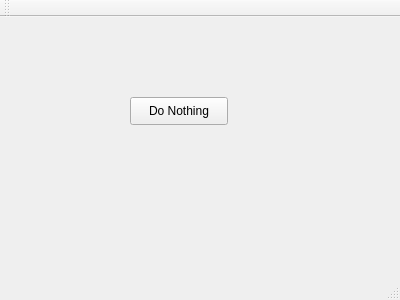
Above: navigator.ui from Dugy/EmWeb before the change. Below: the same form after it.
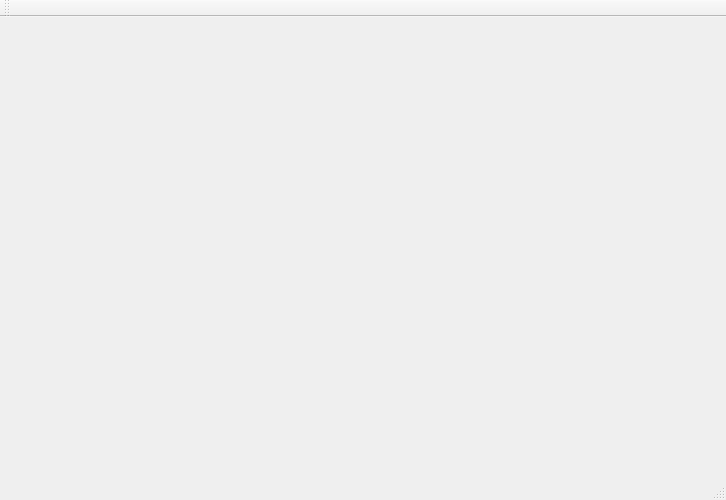
That is the form after the change.

Patch:
```diff
--- a/navigator.ui
+++ b/navigator.ui
@@ -6,27 +6,15 @@
    <rect>
     <x>0</x>
     <y>0</y>
-    <width>400</width>
-    <height>300</height>
+    <width>726</width>
+    <height>500</height>
    </rect>
   </property>
   <property name="windowTitle">
    <string>Navigator</string>
   </property>
   <widget class="QWidget" name="centralWidget">
-   <widget class="QPushButton" name="pushButton">
-    <property name="geometry">
-     <rect>
-      <x>130</x>
-      <y>80</y>
-      <width>98</width>
-      <height>28</height>
-     </rect>
-    </property>
-    <property name="text">
-     <string>Do Nothing</string>
-    </property>
-   </widget>
+   <layout class="QHBoxLayout" name="layout" stretch=""/>
   </widget>
   <widget class="QMenuBar" name="menuBar">
    <property name="geometry">
```
Left out of the diff: 4 changed lines with no effect on the pictures.
